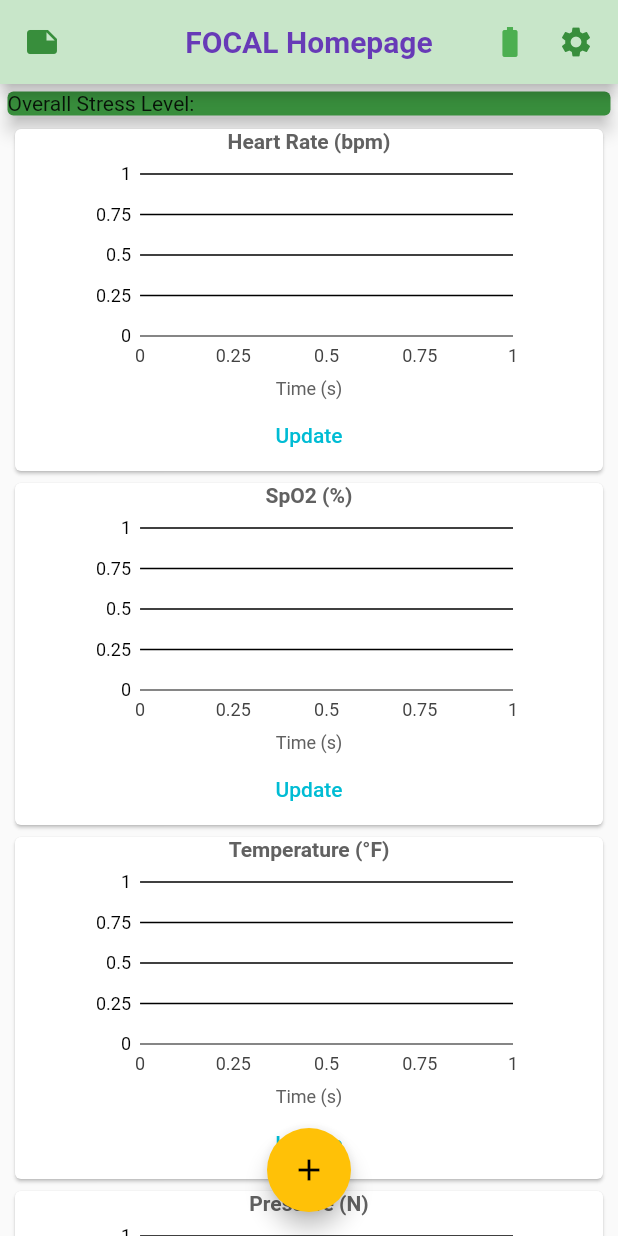
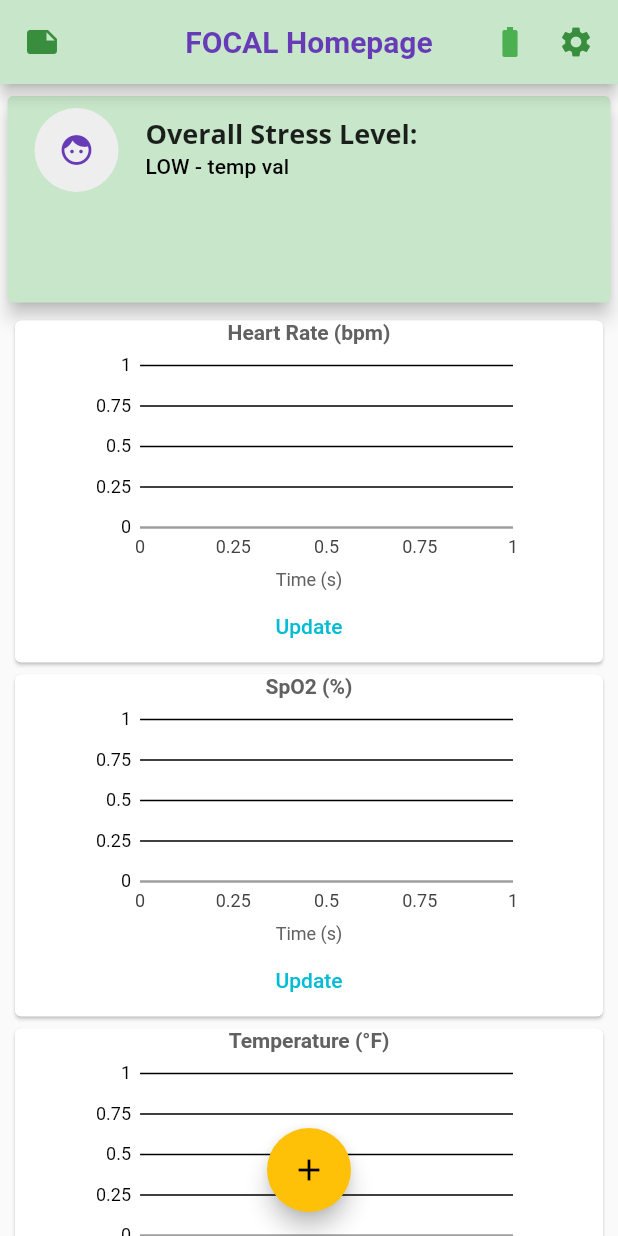
Before and after one commit to Chloetene/FOCAL, a Flutter app: the screen it shows after launch, on a phone screen of 412 x 824 dp. Run offline on Flutter 3.47's test engine with Material 2 defaults, Android fonts, the phone set to English and light mode, and no system bars; our stand-ins replace charts_flutter, flutter_blue, flutter_local_notifications; missing offline and left inert: flutter_sparkline, oscilloscope; Roboto replaces fonts that are missing (Quicksand-Bold).

Commit message:
new front page look

```diff
--- a/cair_app_v2/lib/main.dart
+++ b/cair_app_v2/lib/main.dart
@@ -12,6 +12,7 @@ import 'package:flutter_sparkline/flutter_sparkline.dart';
 import './models/graphs.dart';
 import './widgets/notes_list.dart';
 import './widgets/new_note.dart';
+import './widgets/overall.dart';
 import './models/dailynotes.dart';
 
 import 'package:cair_app_v2/ble/bluetooth.dart';
@@ -149,67 +150,15 @@ class _CairAppState extends State<CairApp> {
   final List<Notes> _userNotes = [
     /*
     Notes(
+      id: DateTime.now(),
       ansone: '10',
       anstwo: 'I am fine',
       ansthree: 'I am great',
       date: DateTime.now(),
     ),
     Notes(
-      ansone: '9',
-      anstwo: 'I am fine',
-      ansthree: 'I am great',
-      date: DateTime.now(),
-    ),
-    Notes(
-      ansone: '5',
-      anstwo: 'I am fine',
-      ansthree: 'I am great',
-      date: DateTime.now(),
-    ),
-    Notes(
+      id: DateTime.now(),
       ansone: '6',
-      anstwo: 'I am fine',
-      ansthree: 'I am great',
-      date: DateTime.now(),
-    ),
-    Notes(
-      ansone: '3',
-      anstwo: 'I am fine',
-      ansthree: 'I am great',
-      date: DateTime.now(),
-    ),
-        Notes(
-      ansone: '5',
-      anstwo: 'I am fine',
-      ansthree: 'I am great',
-      date: DateTime.now(),
-    ),
-    Notes(
-      ansone: '6',
-      anstwo: 'I am fine',
-      ansthree: 'I am great',
-      date: DateTime.now(),
-    ),
-    Notes(
-      ansone: '3',
-      anstwo: 'I am fine',
-      ansthree: 'I am great',
-      date: DateTime.now(),
-    ),
-        Notes(
-      ansone: '5',
-      anstwo: 'I am fine',
-      ansthree: 'I am great',
-      date: DateTime.now(),
-    ),
-    Notes(
-      ansone: '6',
-      anstwo: 'I am fine',
-      ansthree: 'I am great',
-      date: DateTime.now(),
-    ),
-    Notes(
-      ansone: '3',
       anstwo: 'I am fine',
       ansthree: 'I am great',
       date: DateTime.now(),
@@ -332,10 +281,7 @@ class _CairAppState extends State<CairApp> {
       _init();
       init = false;
     }
-
-    return Scaffold(
-      key: scaffoldKey,
-      appBar: AppBar(
+    final appBar = AppBar(
       backgroundColor: Theme.of(context).primaryColorLight,
       title: const Text(
         'FOCAL Homepage',
@@ -380,21 +326,31 @@ class _CairAppState extends State<CairApp> {
           },
         ),
       ],
-      ),
+    );
+
+    return Scaffold(
+      key: scaffoldKey,
+      appBar: appBar,
       body: SingleChildScrollView(
         child: Column(
             mainAxisAlignment: MainAxisAlignment.start,
             crossAxisAlignment: CrossAxisAlignment.stretch,
             children: <Widget>[
+              Container(
+                  height: (MediaQuery.of(context).size.height -
+                          appBar.preferredSize.height) *
+                      0.2,
+                  child: Overall()),
+              /*
               Card(
                 color: Theme.of(context).primaryColorDark,
                 child: Container(
                   width: double.infinity,
                   child: Text('Overall Stress Level:'),
                 ),
-                margin: EdgeInsets.all(5),
+                margin: EdgeInsets.all(15),
                 elevation: 5,
-              ),
+              ),*/
               //UserNotes(),
               Column(
                 children: graphs.map((gr) {
--- /dev/null
+++ b/cair_app_v2/lib/widgets/overall.dart
@@ -0,0 +1,47 @@
+import 'package:flutter/material.dart';
+import 'package:intl/intl.dart';
+
+class Overall extends StatelessWidget {
+  //final List<Transaction> recentTransactions;
+
+  //Overall(this.recentTransactions);
+  @override
+  Widget build(BuildContext context) {
+    return Container(
+      child: Card(
+        color: Theme.of(context).primaryColorLight,
+        elevation: 5,
+        margin: EdgeInsets.symmetric(
+          vertical: 8,
+          horizontal: 5,
+        ),
+        child: ListTile(
+          leading: CircleAvatar(
+            backgroundColor: Colors.grey[200],
+            radius: 30,
+            child: Padding(
+              padding: EdgeInsets.all(5),
+              child:
+                Icon( Icons.face, color: Colors.deepPurple,
+              ),
+          ),
+          ),
+          title: Text(
+            'Overall Stress Level:',
+            style: Theme.of(context).textTheme.title,
+          ),
+          subtitle: Text(
+            'LOW - temp val',
+            style: Theme.of(context).textTheme.subtitle,
+          ),
+          /*trailing: IconButton(
+                        icon: const Icon(Icons.delete),
+                        color: Theme.of(context).errorColor,
+                        //onPressed: () {},
+                        onPressed: () => deleteNote(notes[index].id),
+                      ),*/
+        ),
+      ),
+    );
+  }
+}
```
Lines whose indentation alone changed are shown as unchanged.
